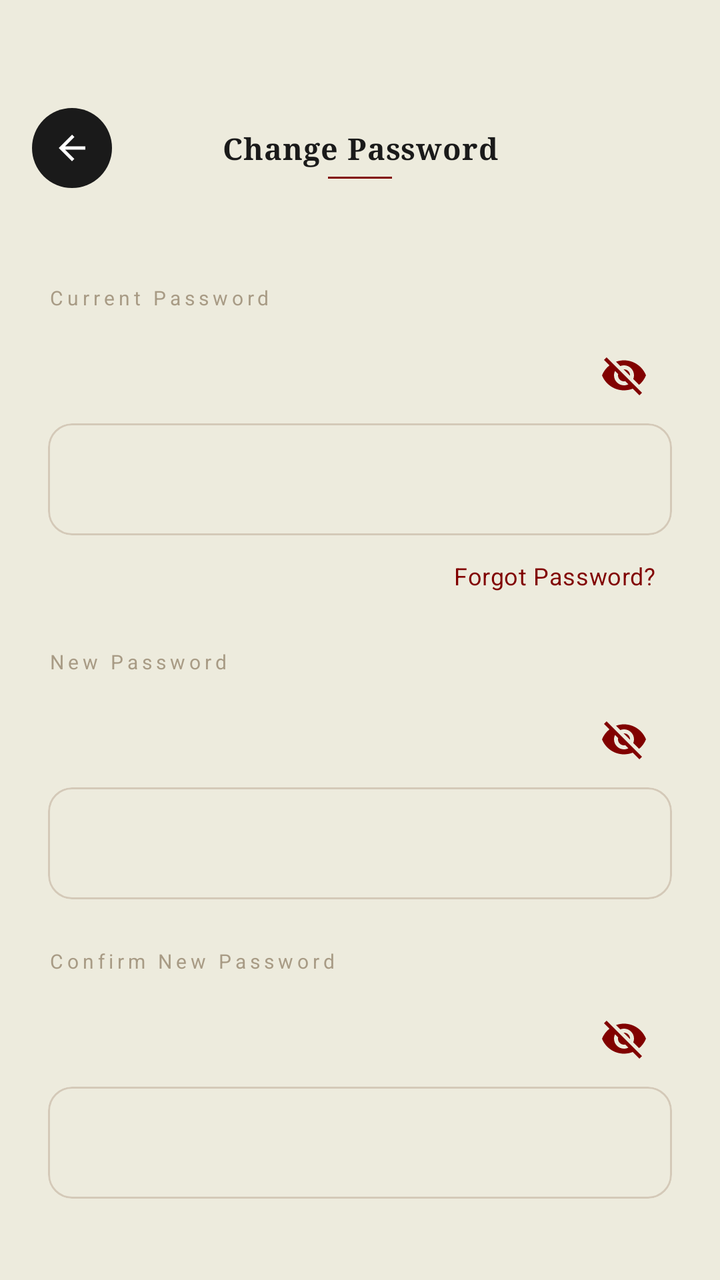
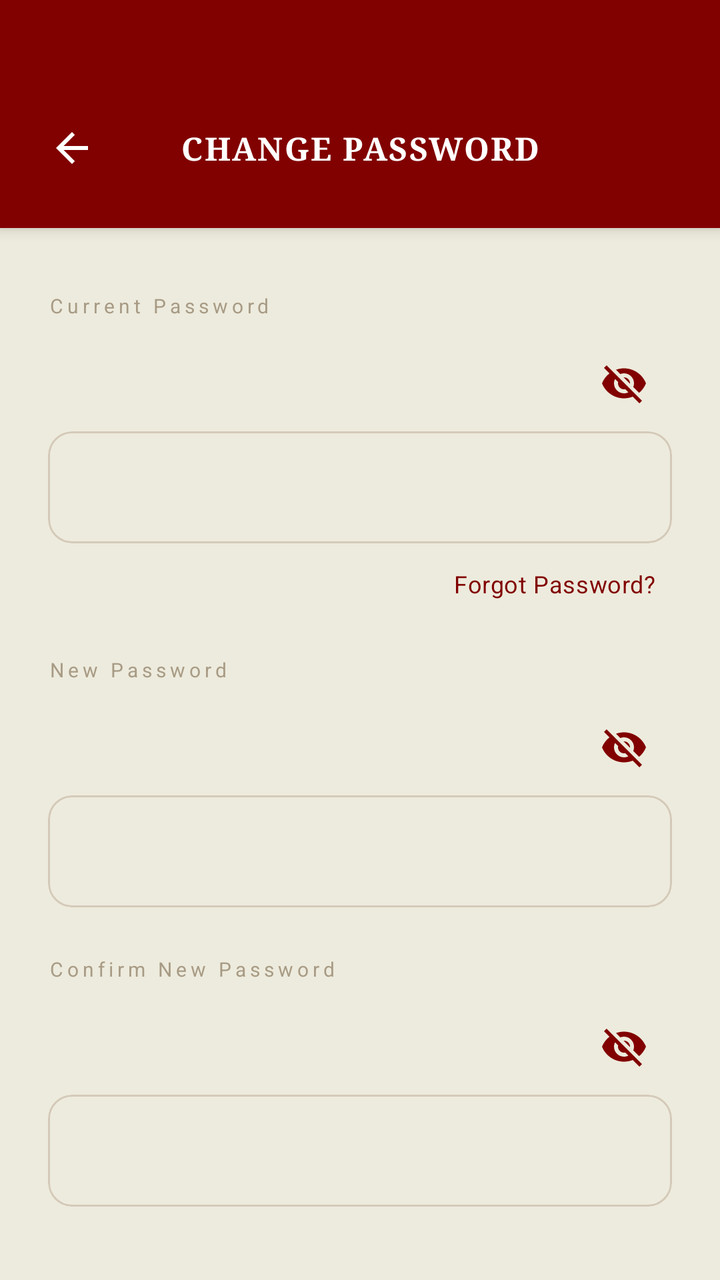

Two renders of the same Android screen: before a commit and after it. Below are the layout's source before the change and the commit's diff.
<!-- AndroidManifest.xml: application theme Theme.Saive -->
<!-- res/layout/activity_change_password.xml -->
<?xml version="1.0" encoding="utf-8"?>
<androidx.constraintlayout.widget.ConstraintLayout xmlns:android="http://schemas.android.com/apk/res/android"
    xmlns:app="http://schemas.android.com/apk/res-auto"
    xmlns:tools="http://schemas.android.com/tools"
    android:id="@+id/main"
    android:layout_width="match_parent"
    android:layout_height="match_parent"
    android:background="@color/colorCotton"
    tools:context=".ui.ChangePasswordActivity">

    
    <com.google.android.material.card.MaterialCardView
        android:id="@+id/toolbar"
        android:layout_width="match_parent"
        android:layout_height="wrap_content"
        app:cardBackgroundColor="@color/colorCotton"
        app:cardCornerRadius="0dp"
        app:cardElevation="0dp"
        app:strokeWidth="0dp"
        app:layout_constraintTop_toTopOf="parent">

        <androidx.constraintlayout.widget.ConstraintLayout
            android:layout_width="match_parent"
            android:layout_height="wrap_content"
            android:paddingHorizontal="16dp"
            android:paddingTop="54dp"
            android:paddingBottom="16dp">

            <ImageButton
                android:id="@+id/btnBack"
                android:layout_width="40dp"
                android:layout_height="40dp"
                android:background="@drawable/bg_circle_black"
                android:padding="10dp"
                android:scaleType="centerInside"
                android:src="@drawable/ic_back"
                app:layout_constraintBottom_toBottomOf="parent"
                app:layout_constraintStart_toStartOf="parent"
                app:layout_constraintTop_toTopOf="parent"
                app:tint="@color/white"
                android:contentDescription="@string/nav_back" />

            <TextView
                android:id="@+id/tvToolbarTitle"
                android:layout_width="0dp"
                android:layout_height="wrap_content"
                android:layout_marginHorizontal="56dp"
                android:fontFamily="serif"
                android:gravity="center"
                android:letterSpacing="0.02"
                android:text="@string/change_password_title"
                android:textAllCaps="false"
                android:textColor="@color/colorNoirBlack"
                android:textSize="15sp"
                android:textStyle="bold"
                app:layout_constraintBottom_toBottomOf="parent"
                app:layout_constraintEnd_toEndOf="parent"
                app:layout_constraintStart_toStartOf="parent"
                app:layout_constraintTop_toTopOf="parent" />

            <View
                android:layout_width="32dp"
                android:layout_height="1dp"
                android:layout_marginTop="4dp"
                android:background="@color/colorMaroon"
                app:layout_constraintEnd_toEndOf="parent"
                app:layout_constraintStart_toStartOf="parent"
                app:layout_constraintTop_toBottomOf="@id/tvToolbarTitle" />

        </androidx.constraintlayout.widget.ConstraintLayout>
    </com.google.android.material.card.MaterialCardView>

    
    <androidx.core.widget.NestedScrollView
        android:layout_width="match_parent"
        android:layout_height="0dp"
        android:overScrollMode="never"
        android:fillViewport="true"
        app:layout_constraintTop_toBottomOf="@id/toolbar"
        app:layout_constraintBottom_toBottomOf="parent">

        <LinearLayout
            android:layout_width="match_parent"
            android:layout_height="wrap_content"
            android:orientation="vertical"
            android:paddingHorizontal="24dp"
            android:paddingTop="32dp"
            android:paddingBottom="48dp">

            
            <TextView
                android:layout_width="wrap_content"
                android:layout_height="wrap_content"
                android:text="@string/label_current_password"
                style="@style/TextAppearance.Saive.Nav"
                android:textColor="@color/colorSand"
                android:layout_marginBottom="8dp" />

            <com.google.android.material.textfield.TextInputLayout
                android:id="@+id/tilCurrentPassword"
                android:layout_width="match_parent"
                android:layout_height="wrap_content"
                app:boxBackgroundMode="none"
                app:passwordToggleEnabled="true"
                app:passwordToggleTint="@color/colorMaroon"
                app:hintEnabled="false"
                style="@style/Widget.MaterialComponents.TextInputLayout.OutlinedBox">

                <com.google.android.material.card.MaterialCardView
                    android:layout_width="match_parent"
                    android:layout_height="wrap_content"
                    app:cardCornerRadius="12dp"
                    app:cardElevation="0dp"
                    app:strokeWidth="1dp"
                    app:strokeColor="@color/colorLinen"
                    app:cardBackgroundColor="@android:color/transparent">

                    <com.google.android.material.textfield.TextInputEditText
                        android:id="@+id/etCurrentPassword"
                        android:layout_width="match_parent"
                        android:layout_height="56dp"
                        android:inputType="textPassword"
                        android:paddingHorizontal="16dp"
                        android:textColor="@color/colorNoirBlack"
                        android:textSize="14sp"
                        android:background="@null"
                        style="@style/TextAppearance.Saive.Light" />

                </com.google.android.material.card.MaterialCardView>

            </com.google.android.material.textfield.TextInputLayout>

            
            <TextView
                android:id="@+id/tvForgotPassword"
                android:layout_width="wrap_content"
                android:layout_height="wrap_content"
                android:layout_gravity="end"
                android:layout_marginTop="8dp"
                android:layout_marginEnd="4dp"
                android:text="@string/link_forgot_password"
                android:textColor="@color/colorMaroon"
                android:textSize="12sp"
                android:clickable="true"
                android:focusable="true"
                android:padding="4dp"
                style="@style/TextAppearance.Saive.Light" />

            
            <TextView
                android:layout_width="wrap_content"
                android:layout_height="wrap_content"
                android:layout_marginTop="24dp"
                android:text="@string/label_new_password"
                style="@style/TextAppearance.Saive.Nav"
                android:textColor="@color/colorSand"
                android:layout_marginBottom="8dp" />

            <com.google.android.material.textfield.TextInputLayout
                android:id="@+id/tilNewPassword"
                android:layout_width="match_parent"
                android:layout_height="wrap_content"
                app:boxBackgroundMode="none"
                app:passwordToggleEnabled="true"
                app:passwordToggleTint="@color/colorMaroon"
                app:hintEnabled="false"
                style="@style/Widget.MaterialComponents.TextInputLayout.OutlinedBox">

                <com.google.android.material.card.MaterialCardView
                    android:layout_width="match_parent"
                    android:layout_height="wrap_content"
                    app:cardCornerRadius="12dp"
                    app:cardElevation="0dp"
                    app:strokeWidth="1dp"
                    app:strokeColor="@color/colorLinen"
                    app:cardBackgroundColor="@android:color/transparent">

                    <com.google.android.material.textfield.TextInputEditText
                        android:id="@+id/etNewPassword"
                        android:layout_width="match_parent"
                        android:layout_height="56dp"
                        android:inputType="textPassword"
                        android:paddingHorizontal="16dp"
                        android:textColor="@color/colorNoirBlack"
                        android:textSize="14sp"
                        android:background="@null"
                        style="@style/TextAppearance.Saive.Light" />

                </com.google.android.material.card.MaterialCardView>

            </com.google.android.material.textfield.TextInputLayout>

            
            <TextView
                android:layout_width="wrap_content"
                android:layout_height="wrap_content"
                android:layout_marginTop="24dp"
                android:text="@string/label_confirm_new_password"
                style="@style/TextAppearance.Saive.Nav"
                android:textColor="@color/colorSand"
                android:layout_marginBottom="8dp" />

            <com.google.android.material.textfield.TextInputLayout
                android:id="@+id/tilConfirmPassword"
                android:layout_width="match_parent"
                android:layout_height="wrap_content"
                app:boxBackgroundMode="none"
                app:passwordToggleEnabled="true"
                app:passwordToggleTint="@color/colorMaroon"
                app:hintEnabled="false"
                style="@style/Widget.MaterialComponents.TextInputLayout.OutlinedBox">

                <com.google.android.material.card.MaterialCardView
                    android:layout_width="match_parent"
                    android:layout_height="wrap_content"
                    app:cardCornerRadius="12dp"
                    app:cardElevation="0dp"
                    app:strokeWidth="1dp"
                    app:strokeColor="@color/colorLinen"
                    app:cardBackgroundColor="@android:color/transparent">

                    <com.google.android.material.textfield.TextInputEditText
                        android:id="@+id/etConfirmPassword"
                        android:layout_width="match_parent"
                        android:layout_height="56dp"
                        android:inputType="textPassword"
                        android:paddingHorizontal="16dp"
                        android:textColor="@color/colorNoirBlack"
                        android:textSize="14sp"
                        android:background="@null"
                        style="@style/TextAppearance.Saive.Light" />

                </com.google.android.material.card.MaterialCardView>

            </com.google.android.material.textfield.TextInputLayout>

            
            <com.google.android.material.button.MaterialButton
                android:id="@+id/btnChangePassword"
                android:layout_width="match_parent"
                android:layout_height="56dp"
                android:layout_marginTop="48dp"
                android:text="@string/btn_change_password"
                android:textColor="@color/colorAlwaysWhite"
                android:textSize="14sp"
                android:letterSpacing="0.1"
                style="@style/TextAppearance.Saive.Nav"
                app:cornerRadius="12dp"
                app:backgroundTint="@color/colorMaroon"
                app:elevation="4dp" />

        </LinearLayout>

    </androidx.core.widget.NestedScrollView>

</androidx.constraintlayout.widget.ConstraintLayout>
<!-- resources referenced by this layout -->
<resources>
  <color name="colorAlwaysWhite">#FFFFFF</color>
  <color name="colorCotton">#EDEBDD</color>
  <color name="colorLinen">#D4C9B8</color>
  <color name="colorMaroon">#810100</color>
  <color name="colorNoirBlack">#1A1A1A</color>
  <color name="colorSand">#A89B85</color>
  <color name="white">#FFFFFFFF</color>
  <!-- drawable bg_circle_black (drawable) -->
  <?xml version="1.0" encoding="utf-8"?>
  <shape xmlns:android="http://schemas.android.com/apk/res/android"
      android:shape="oval">
      <solid android:color="@color/colorNoirBlack" />
      <size android:width="12dp" android:height="12dp" />
  </shape>
  <!-- drawable ic_back (drawable) -->
  <vector xmlns:android="http://schemas.android.com/apk/res/android"
      android:width="24dp"
      android:height="24dp"
      android:viewportWidth="24"
      android:viewportHeight="24">
      <path
          android:fillColor="#000000"
          android:pathData="M20,11H7.83l5.59,-5.59L12,4l-8,8l8,8l1.41,-1.41L7.83,13H20V11Z" />
  </vector>
  <string name="btn_change_password">Change Password</string>
  <string name="change_password_title">Change Password</string>
  <string name="label_confirm_new_password">Confirm New Password</string>
  <string name="label_current_password">Current Password</string>
  <string name="label_new_password">New Password</string>
  <string name="link_forgot_password">Forgot Password?</string>
  <string name="nav_back">Back</string>
  <style name="TextAppearance.Saive.Light" parent="TextAppearance.MaterialComponents.Body2">
          <item name="android:fontFamily">sans-serif-light</item>
      </style>
  <style name="TextAppearance.Saive.Nav" parent="TextAppearance.Saive.Light">
          <item name="android:textSize">@dimen/text_size_tiny</item>
          <item name="android:letterSpacing">0.2</item>
      </style>
  <style name="Theme.Saive" parent="Base.Theme.Saive" />
  <dimen name="text_size_tiny">10sp</dimen>
  <style name="TextAppearance.Saive.Header" parent="TextAppearance.MaterialComponents.Headline3">
          <item name="android:fontFamily">serif</item>
          <item name="android:textStyle">italic</item>
          <item name="android:textSize">@dimen/text_size_h1</item>
          <item name="android:textColor">@color/colorNoirBlack</item>
          <item name="android:letterSpacing">0.02</item>
      </style>
  <style name="TextAppearance.Saive.SectionHeader" parent="TextAppearance.Saive.Header">
          <item name="android:textSize">@dimen/text_size_h3</item>
          <item name="android:textStyle">normal</item>
          <item name="android:textAllCaps">false</item>
      </style>
  <style name="TextAppearance.Saive.Thin" parent="TextAppearance.MaterialComponents.Body1">
          <item name="android:fontFamily">sans-serif-light</item>
          <item name="android:letterSpacing">0.05</item>
      </style>
  <style name="TextAppearance.Saive.Label" parent="TextAppearance.Saive.Thin">
          <item name="android:fontFamily">sans-serif-medium</item>
          <item name="android:textSize">@dimen/text_size_tiny</item>
          <item name="android:textColor">@color/colorNoirBlack</item>
          <item name="android:textAllCaps">true</item>
          <item name="android:letterSpacing">0.15</item>
      </style>
  <dimen name="text_size_h1">28sp</dimen>
  <dimen name="text_size_h3">20sp</dimen>
  <!-- unchanged entries left out for length: 1 -->
</resources>

<!-- the commit's change to res/layout/activity_change_password.xml (unified diff, before → after) -->
@@ -13,9 +13,9 @@
         android:id="@+id/toolbar"
         android:layout_width="match_parent"
         android:layout_height="wrap_content"
-        app:cardBackgroundColor="@color/colorCotton"
+        app:cardBackgroundColor="@color/colorMaroon"
         app:cardCornerRadius="0dp"
-        app:cardElevation="0dp"
+        app:cardElevation="4dp"
         app:strokeWidth="0dp"
         app:layout_constraintTop_toTopOf="parent">
 
@@ -24,20 +24,20 @@
             android:layout_height="wrap_content"
             android:paddingHorizontal="16dp"
             android:paddingTop="54dp"
-            android:paddingBottom="16dp">
+            android:paddingBottom="20dp">
 
             <ImageButton
                 android:id="@+id/btnBack"
                 android:layout_width="40dp"
                 android:layout_height="40dp"
-                android:background="@drawable/bg_circle_black"
-                android:padding="10dp"
+                android:background="?attr/selectableItemBackgroundBorderless"
+                android:padding="8dp"
                 android:scaleType="centerInside"
                 android:src="@drawable/ic_back"
                 app:layout_constraintBottom_toBottomOf="parent"
                 app:layout_constraintStart_toStartOf="parent"
                 app:layout_constraintTop_toTopOf="parent"
-                app:tint="@color/white"
+                app:tint="@color/colorAlwaysWhite"
                 android:contentDescription="@string/nav_back" />
 
             <TextView
@@ -47,25 +47,16 @@
                 android:layout_marginHorizontal="56dp"
                 android:fontFamily="serif"
                 android:gravity="center"
-                android:letterSpacing="0.02"
+                android:letterSpacing="0.05"
                 android:text="@string/change_password_title"
-                android:textAllCaps="false"
-                android:textColor="@color/colorNoirBlack"
-                android:textSize="15sp"
+                android:textAllCaps="true"
+                android:textColor="@color/colorAlwaysWhite"
+                android:textSize="16sp"
                 android:textStyle="bold"
                 app:layout_constraintBottom_toBottomOf="parent"
                 app:layout_constraintEnd_toEndOf="parent"
                 app:layout_constraintStart_toStartOf="parent"
                 app:layout_constraintTop_toTopOf="parent" />
-
-            <View
-                android:layout_width="32dp"
-                android:layout_height="1dp"
-                android:layout_marginTop="4dp"
-                android:background="@color/colorMaroon"
-                app:layout_constraintEnd_toEndOf="parent"
-                app:layout_constraintStart_toStartOf="parent"
-                app:layout_constraintTop_toBottomOf="@id/tvToolbarTitle" />
 
         </androidx.constraintlayout.widget.ConstraintLayout>
     </com.google.android.material.card.MaterialCardView>
<!-- resource entries referenced after the edit -->
@@ -7,13 +7,6 @@
   <color name="colorNoirBlack">#1A1A1A</color>
   <color name="colorSand">#A89B85</color>
   <color name="white">#FFFFFFFF</color>
-  <!-- drawable bg_circle_black (drawable) -->
-  <?xml version="1.0" encoding="utf-8"?>
-  <shape xmlns:android="http://schemas.android.com/apk/res/android"
-      android:shape="oval">
-      <solid android:color="@color/colorNoirBlack" />
-      <size android:width="12dp" android:height="12dp" />
-  </shape>
   <!-- drawable ic_back (drawable) -->
   <vector xmlns:android="http://schemas.android.com/apk/res/android"
       android:width="24dp"
